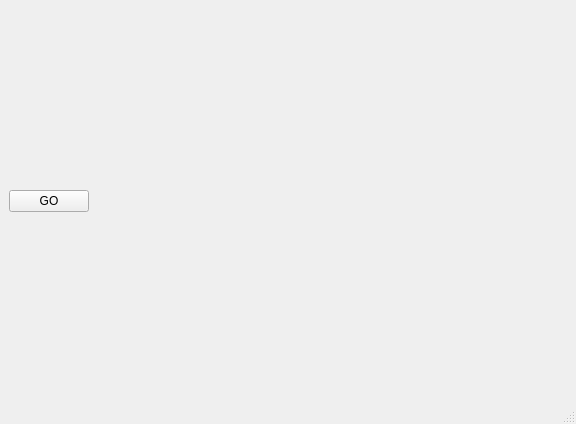
The window that aiproject/mainwindow.ui (lookasiamrose/aiproject) describes before a commit, drawn with Qt 5.
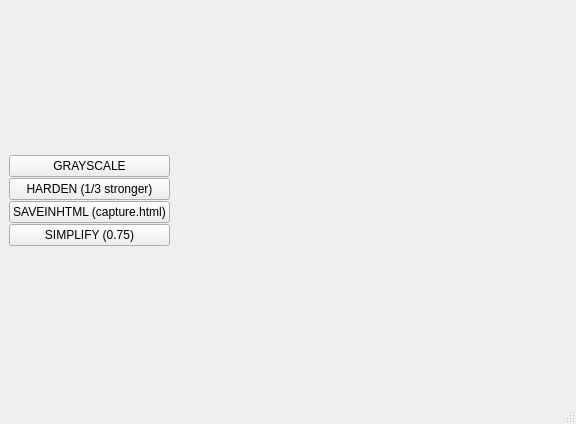
The same window after the commit.

Commit message: 5/6 image methods, gui improved, factoring, normalization

The edit to the form file:
```diff
--- a/aiproject/mainwindow.ui
+++ b/aiproject/mainwindow.ui
@@ -20,10 +20,17 @@
       <property name="spacing">
        <number>1</number>
       </property>
-      <item row="0" column="0">
-       <widget class="QPushButton" name="pushButton">
+      <item row="1" column="0">
+       <widget class="QPushButton" name="pushButton_2">
         <property name="text">
-         <string>GO</string>
+         <string>HARDEN (1/3 stronger)</string>
+        </property>
+       </widget>
+      </item>
+      <item row="2" column="0">
+       <widget class="QPushButton" name="pushButton_3">
+        <property name="text">
+         <string>SAVEINHTML (capture.html)</string>
         </property>
        </widget>
       </item>
@@ -40,6 +47,20 @@
         </property>
        </spacer>
       </item>
+      <item row="0" column="0">
+       <widget class="QPushButton" name="pushButton">
+        <property name="text">
+         <string>GRAYSCALE</string>
+        </property>
+       </widget>
+      </item>
+      <item row="3" column="0">
+       <widget class="QPushButton" name="pushButton_4">
+        <property name="text">
+         <string>SIMPLIFY (0.75)</string>
+        </property>
+       </widget>
+      </item>
      </layout>
     </item>
    </layout>
```
Left out of the diff: 2 changed lines with no effect on the pictures. The commit also changes 4 other files.
